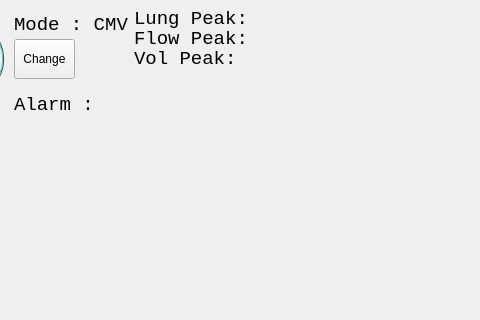
Above: VentUI.ui from jibonaronno/Rhythm before the change; both pictures show x 561 to 1041 and y 0 to 320 of the 1041 by 615 pixel window. Below: the same form after it.
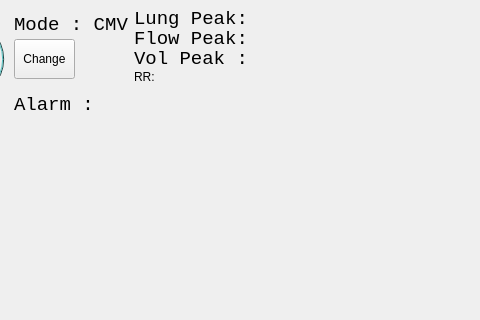
That is the form after the change.

Commit message: Calibrating vt adding xav calib table 07

```diff
--- a/VentUI.ui
+++ b/VentUI.ui
@@ -1041,7 +1041,20 @@
                </font>
               </property>
               <property name="text">
-               <string>Vol Peak:</string>
+               <string>Vol Peak :</string>
+              </property>
+             </widget>
+             <widget class="QLabel" name="lbl_rr">
+              <property name="geometry">
+               <rect>
+                <x>530</x>
+                <y>60</y>
+                <width>131</width>
+                <height>16</height>
+               </rect>
+              </property>
+              <property name="text">
+               <string>RR:</string>
               </property>
              </widget>
             </widget>
```
The commit also changes 2 other files.
